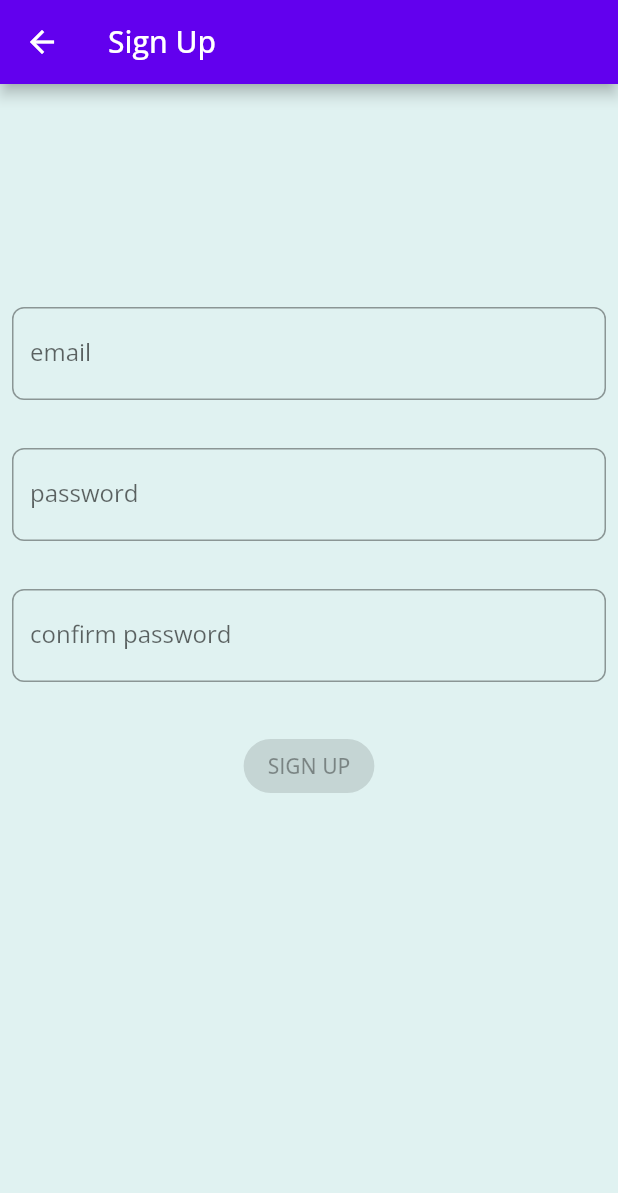
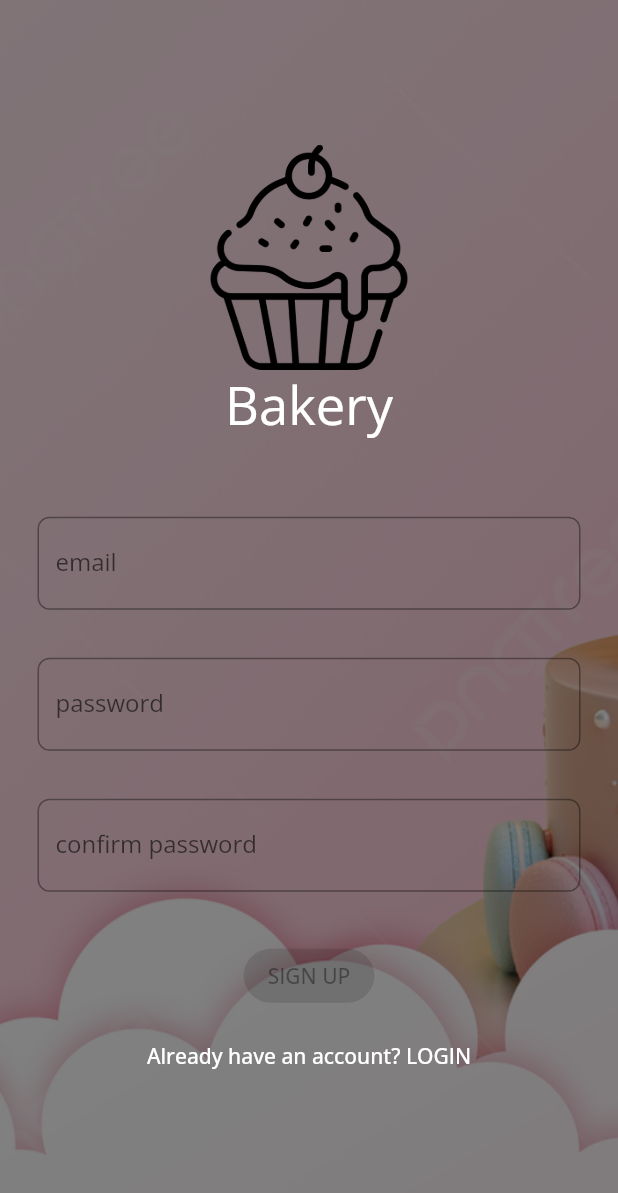
Before and after one commit to EZEVAR/bakery, a Flutter app: the SignUpPage screen opened directly, on a phone screen of 412 x 824 dp. Shown: the top 1193 px of the screen. Run offline on Flutter 3.47's test engine with Material 2 defaults, Android fonts, the light colour scheme and no system bars; our stand-ins replace bloc, cloud_firestore, equatable, firebase_auth, firebase_core, flutter_bloc and 6 more; missing offline and left inert: flow_builder; accounts and stored records are empty.

Commit message:
Update sign_up_page

```diff
--- a/lib/sign_up/view/sign_up_page.dart
+++ b/lib/sign_up/view/sign_up_page.dart
@@ -14,12 +14,54 @@ class SignUpPage extends StatelessWidget {
   @override
   Widget build(BuildContext context) {
     return Scaffold(
-      appBar: AppBar(title: const Text('Sign Up')),
-      body: Padding(
-        padding: const EdgeInsets.all(8),
-        child: BlocProvider<SignUpCubit>(
-          create: (_) => SignUpCubit(context.read<AuthenticationRepository>()),
-          child: const SignUpForm(),
+      body: Container(
+        decoration: BoxDecoration(
+          color: Colors.black,
+          image: DecorationImage(
+            image: const AssetImage('assets/fondo.jpg'),
+            fit: BoxFit.cover,
+            colorFilter: ColorFilter.mode(
+              Colors.black.withOpacity(0.5),
+              BlendMode.dstATop,
+            ),
+          ),
+        ),
+        padding: const EdgeInsets.all(25),
+        child: Center(
+          child: SingleChildScrollView(
+            child: Column(
+              crossAxisAlignment: CrossAxisAlignment.center,
+              children: <Widget>[
+                SizedBox(
+                  height: 150,
+                  width: 150,
+                  child: Image.asset("assets/icons/cupcakeicon.png"),
+                ),
+                Container(
+                  margin: const EdgeInsets.only(bottom: 50),
+                  child: const Text(
+                    'Bakery',
+                    style: TextStyle(fontSize: 35, color: Colors.white),
+                  ),
+                ),
+                BlocProvider<SignUpCubit>(
+                  create: (_) =>
+                      SignUpCubit(context.read<AuthenticationRepository>()),
+                  child: const SignUpForm(),
+                ),
+                const SizedBox(height: 5),
+                TextButton(
+                  onPressed: () {
+                    Navigator.of(context).pop();
+                  },
+                  child: const Text(
+                    'Already have an account? LOGIN',
+                    style: TextStyle(color: Colors.white),
+                  ),
+                ),
+              ],
+            ),
+          ),
         ),
       ),
     );
--- a/lib/theme.dart
+++ b/lib/theme.dart
@@ -3,9 +3,9 @@ import 'package:google_fonts/google_fonts.dart';
 
 final theme = ThemeData(
   textTheme: GoogleFonts.openSansTextTheme(),
-  primaryColorDark: Color.fromARGB(255, 84, 1, 82),
-  primaryColorLight: Color.fromARGB(255, 224, 115, 239),
-  primaryColor: Color.fromARGB(255, 248, 103, 154),
+  primaryColorDark: const Color.fromARGB(255, 84, 1, 82),
+  primaryColorLight: const Color.fromARGB(255, 224, 115, 239),
+  primaryColor: const Color.fromARGB(255, 248, 103, 154),
   colorScheme: const ColorScheme.light(secondary: Color(0xFF009688)),
   scaffoldBackgroundColor: const Color(0xFFE0F2F1),
   inputDecorationTheme: InputDecorationTheme(
```
